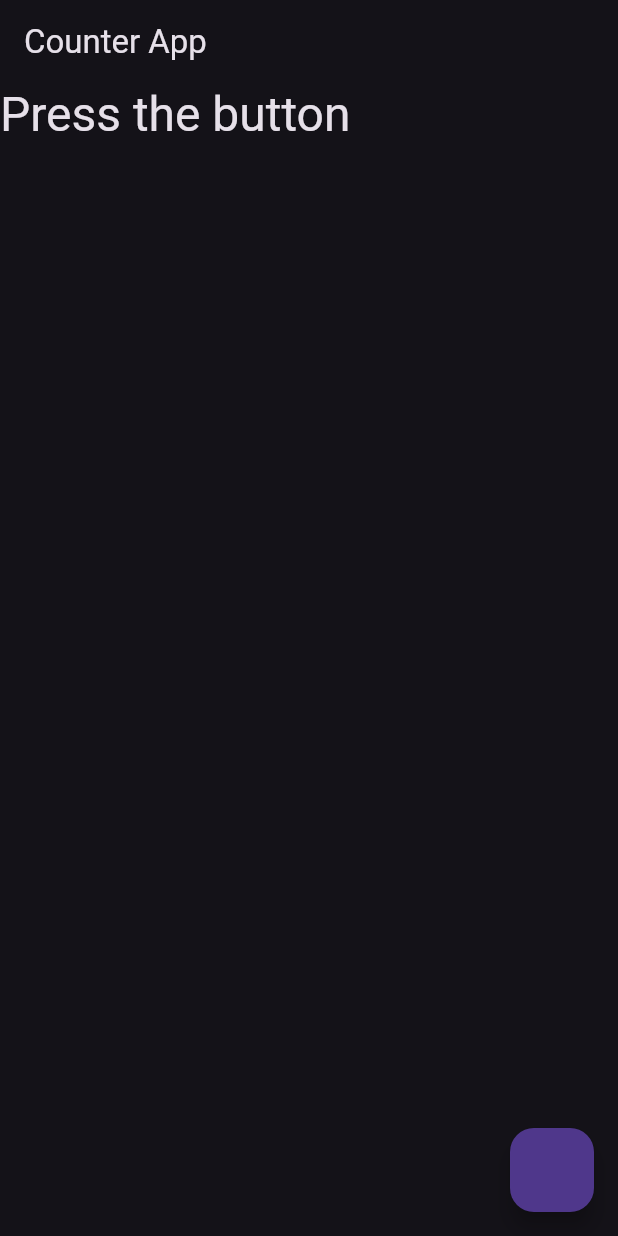
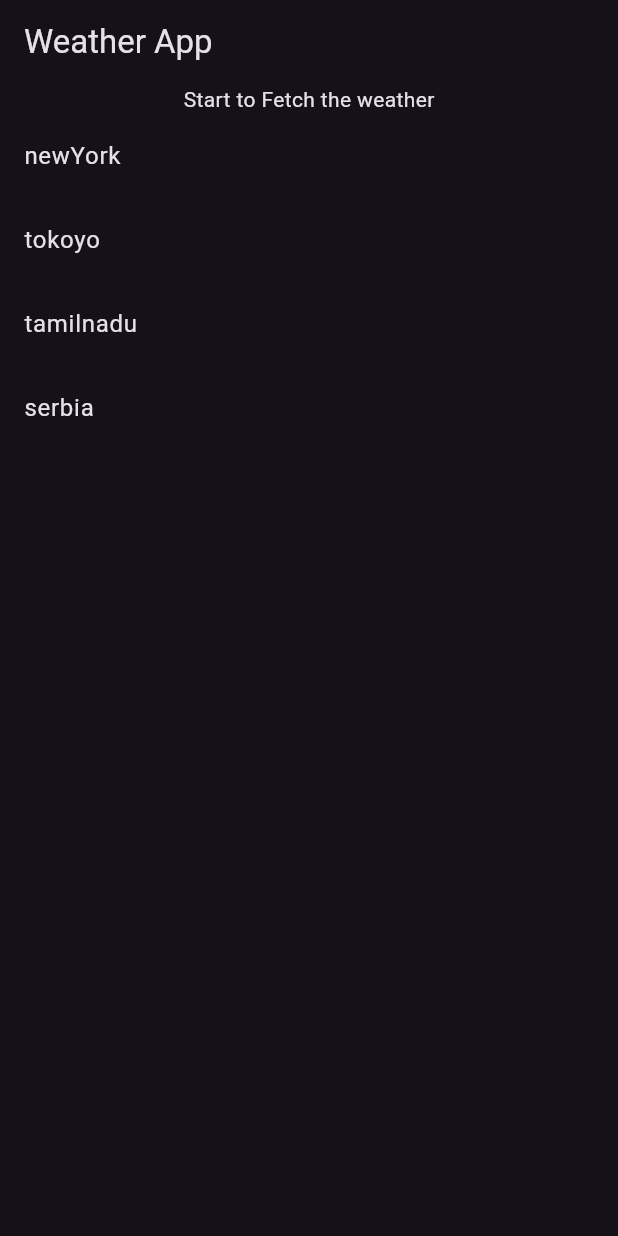
Before and after one commit to surendhar5050/riverpod_learning, a Flutter app: the screen it shows after launch, on a phone screen of 412 x 824 dp. Run offline on Flutter 3.47's test engine with Material 3 defaults, Android fonts, the phone set to English and light mode, and no system bars; our stand-ins replace hooks_riverpod.

Commit message:
example 3

```diff
--- /dev/null
+++ b/example1/lib/example_3.dart
@@ -0,0 +1,72 @@
+import 'package:flutter/material.dart';
+import 'package:hooks_riverpod/hooks_riverpod.dart';
+
+enum City { newYork, tokoyo, tamilnadu, serbia }
+
+typedef WeatherEmoji = String;
+
+Future<WeatherEmoji> getWeather(City city) {
+  return Future.delayed(
+    Duration(seconds: 1),
+    () =>
+        {
+          City.newYork: "Rainy",
+          City.tokoyo: "Winter",
+          City.tamilnadu: "Spring",
+          City.serbia: "Sunny",
+        }[city]!,
+  );
+}
+
+final currentCityProvider = StateProvider<City?>((ref) {
+  return null;
+});
+
+final weatherProvider = FutureProvider((ref) {
+  var city = ref.watch(currentCityProvider);
+
+  if (city != null) {
+    return getWeather(city);
+  } else {
+    return "Start to Fetch the weather";
+  }
+});
+
+final class WeatherExample extends ConsumerWidget {
+  const WeatherExample({super.key});
+
+  @override
+  Widget build(BuildContext context, WidgetRef ref) {
+    final weathereprovider = ref.watch(weatherProvider);
+    return Scaffold(
+      appBar: AppBar(title: Text("Weather App")),
+      body: Column(
+        children: [
+          weathereprovider.when(
+            data: (data) => Text(data.toString()),
+            error: (error, stackTrace) => Text(error.toString()),
+            loading: () => LinearProgressIndicator(),
+          ),
+          Expanded(
+            child: ListView.builder(
+              itemCount: City.values.length,
+
+              itemBuilder: (context, index) {
+                var cities = City.values[index];
+                final selected = ref.watch(currentCityProvider) == cities;
+
+                return ListTile(
+                  onTap: () {
+                    ref.read(currentCityProvider.notifier).state = cities;
+                  },
+                  title: Text(cities.name),
+                  trailing: selected ? Icon(Icons.done) : null,
+                );
+              },
+            ),
+          ),
+        ],
+      ),
+    );
+  }
+}
--- a/example1/lib/main.dart
+++ b/example1/lib/main.dart
@@ -1,5 +1,6 @@
 import 'package:example1/example1.dart';
 import 'package:example1/example_2.dart';
+import 'package:example1/example_3.dart';
 import 'package:flutter/material.dart';
 import 'package:hooks_riverpod/hooks_riverpod.dart';
 
@@ -26,7 +27,7 @@ class _MyAppState extends State<MyApp> {
       ).copyWith(primaryColor: Colors.blue),
       themeMode: ThemeMode.dark,
 
-      home: Example2(),
+      home: WeatherExample(),
     );
   }
 }
```
